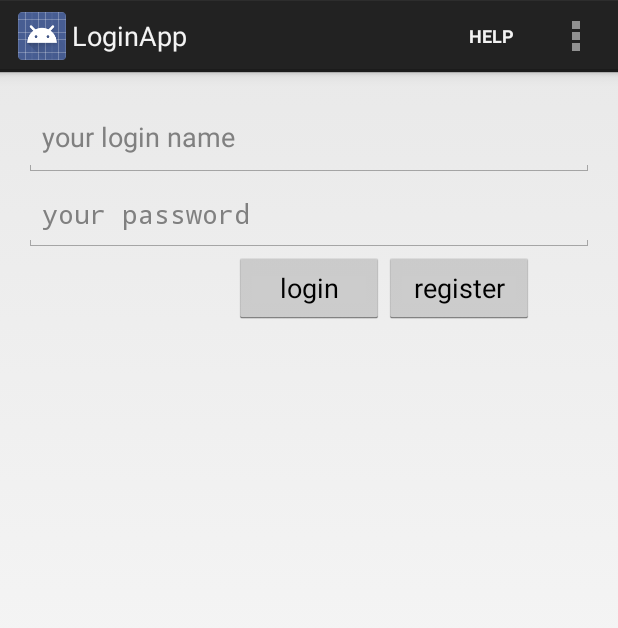
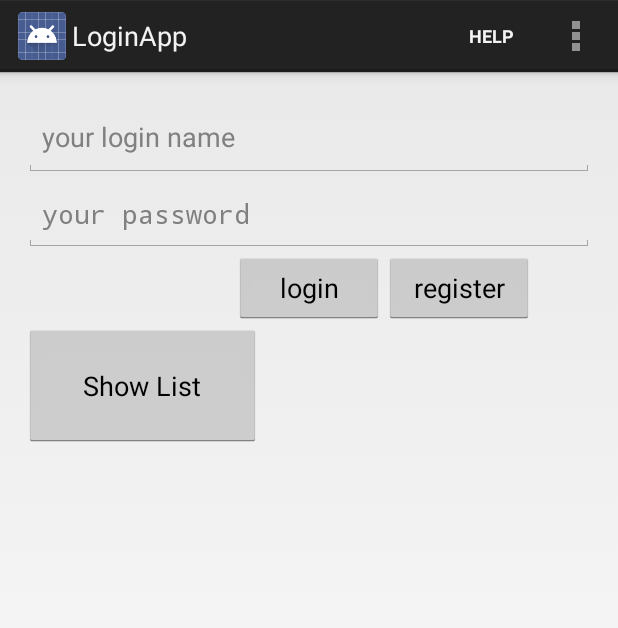
Before and after one commit to littleyang/loginapp, an Android app: the screen it shows after launch (MyActivity), on a phone screen of 412 x 824 dp. Shown: the top 628 px of the screen. Run offline under Robolectric (Android 15) with nearby library versions, the phone set to English and light mode, and no system bars.

Commit message:
android UI, Menu

```diff
--- a/app/src/main/AndroidManifest.xml
+++ b/app/src/main/AndroidManifest.xml
@@ -28,6 +28,10 @@
             android:name=".RegisterSuccess"
             android:label="@string/title_activity_register_success" >
         </activity>
+        <activity
+            android:name=".PopListView"
+            android:label="@string/title_activity_list_view" >
+        </activity>
     </application>
 
 </manifest>
--- a/app/src/main/res/layout/activity_my.xml
+++ b/app/src/main/res/layout/activity_my.xml
@@ -48,7 +48,23 @@
             />
     </LinearLayout>
 
+    <LinearLayout
+        android:layout_width="match_parent"
+        android:orientation="horizontal"
+        android:layout_gravity="right"
+        android:layout_height="wrap_content">
+
+        <Button
+            android:id="@+id/list_button"
+            android:layout_width="158dp"
+            android:layout_gravity="center_horizontal"
+            android:layout_height="82dp"
+            android:text="Show List"
+            android:onClick="showList"
+            />
+    </LinearLayout>
 
 
 
-    </LinearLayout>
+
+</LinearLayout>
```
Also changed, not shown: app/src/main/java/com/example/yangyang/loginapp/MyActivity.java (+6 -1 lines), app/src/main/java/com/example/yangyang/loginapp/PopListView.java (added, +36 -0 lines), app/src/main/res/layout/activity_list_view.xml (added, +20 -0 lines), app/src/main/res/menu/list_view.xml (added, +8 -0 lines), app/src/main/res/values/dimens.xml (+12 -3 lines), app/src/main/res/values/strings.xml (+7 -0 lines), app/src/main/res/values/styles.xml (+16 -0 lines).
